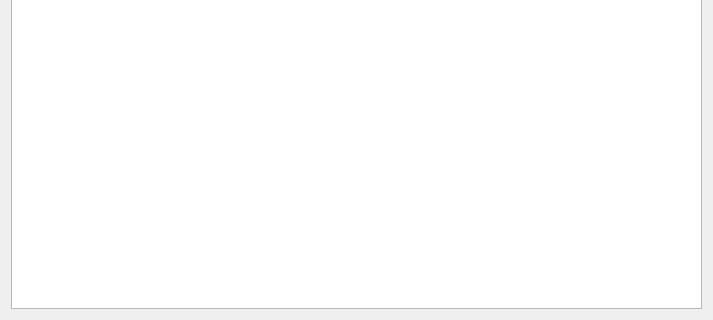
Before: the Qt Designer form HotfixCreator/structsettingspage.ui in Smitt64/WorkFMT, drawn with Qt 5; both pictures show x 0 to 713 and y 231 to 551 of the 713 by 551 pixel window.
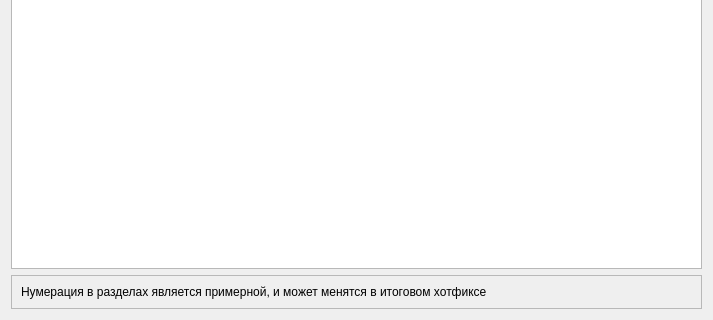
After: the same form once the commit is applied.

Patch:
```diff
--- a/HotfixCreator/structsettingspage.ui
+++ b/HotfixCreator/structsettingspage.ui
@@ -13,10 +13,29 @@
   <property name="windowTitle">
    <string>WizardPage</string>
   </property>
-  <layout class="QVBoxLayout" name="verticalLayout">
+  <layout class="QVBoxLayout" name="verticalLayout_2">
    <item>
     <widget class="QTreeView" name="treeView"/>
    </item>
+   <item>
+    <widget class="QFrame" name="frame">
+     <property name="frameShape">
+      <enum>QFrame::StyledPanel</enum>
+     </property>
+     <property name="frameShadow">
+      <enum>QFrame::Plain</enum>
+     </property>
+     <layout class="QVBoxLayout" name="verticalLayout">
+      <item>
+       <widget class="QLabel" name="label">
+        <property name="text">
+         <string>Нумерация в разделах является примерной, и может менятся в итоговом хотфиксе</string>
+        </property>
+       </widget>
+      </item>
+     </layout>
+    </widget>
+   </item>
   </layout>
  </widget>
  <resources/>
```
